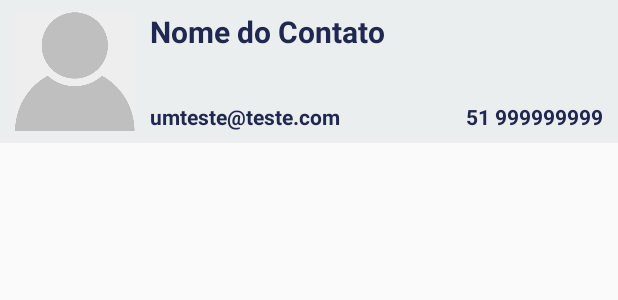
After one commit to gsposantos/RangoAmigoAndroid, an Android app: the layout item_contato.xml on its own in the app's theme, with its tools: preview values and no code run, on a phone screen of 412 x 824 dp. The commit adds this screen. Shown: the top 300 px of the screen. Run offline under Robolectric (Android 15) with nearby library versions, the phone set to English and light mode, and no system bars.

Commit message:
Adicionadas classes para consulta dos contatos do telefone

```diff
--- a/app/src/main/java/com/example/guilherme/rangoamigo/adapters/EventoAdapter.java
+++ b/app/src/main/java/com/example/guilherme/rangoamigo/adapters/EventoAdapter.java
@@ -49,9 +49,6 @@ public class EventoAdapter extends RecyclerView.Adapter {
         EventoViewHolder holder = (EventoViewHolder) viewHolder;
         Evento evento =  eventos.get(position);
 
-        /*TODO: Converter imagem base64 para drawable */
-        //holder.imgEvento.setBackground(ControleImagem.decodeBase64(evento.Imagem, context.getResources()));
-
         holder.imgEvento.setImageDrawable(ControleImagem.decodeBase64(evento.Imagem, context.getResources()));
 
         holder.codEvento = evento.CodEvento;
--- a/app/src/main/java/com/example/guilherme/rangoamigo/viewholders/EventoViewHolder.java
+++ b/app/src/main/java/com/example/guilherme/rangoamigo/viewholders/EventoViewHolder.java
@@ -38,8 +38,8 @@ public class EventoViewHolder extends RecyclerView.ViewHolder implements View.On
 
     @Override
     public void onClick(View view) {
+
         //Toast.makeText(view.getContext(), "Evento = " + String.valueOf(this.codEvento), Toast.LENGTH_SHORT).show();
-        /*TODO: Intent para tela de cadastro de evento*/
         Intent intent = new Intent(view.getContext(), DetalheEventoActivity.class);
         intent.putExtra("CodEvento", String.valueOf(this.codEvento));
             view.getContext().startActivity(intent);
--- /dev/null
+++ b/app/src/main/res/layout/item_contato.xml
@@ -0,0 +1,50 @@
+<?xml version="1.0" encoding="utf-8"?>
+<RelativeLayout
+    xmlns:android="http://schemas.android.com/apk/res/android"
+    xmlns:app="http://schemas.android.com/apk/res-auto"
+    android:orientation="vertical"
+    android:id="@+id/contato_container"
+    android:layout_width="match_parent"
+    android:layout_height="95dp"
+    android:background="@color/secondaryTextColor">
+
+
+    <ImageView
+        android:id="@+id/imageContato"
+        android:layout_width="80dp"
+        android:layout_height="80dp"
+        android:layout_alignParentStart="true"
+        android:layout_centerVertical="true"
+        android:layout_marginStart="10dp"
+        app:srcCompat="@drawable/icon_perfil" />
+
+    <TextView
+        android:id="@+id/txtNomeEvento"
+        style="@style/textoTituloLista"
+        android:layout_width="wrap_content"
+        android:layout_height="wrap_content"
+        android:layout_alignTop="@+id/imageContato"
+        android:layout_marginStart="10dp"
+        android:layout_toEndOf="@+id/imageContato"
+        android:text="Nome do Contato" />
+
+    <TextView
+        style="@style/textoLista"
+        android:id="@+id/txtEmail"
+        android:layout_width="wrap_content"
+        android:layout_height="wrap_content"
+        android:layout_alignBottom="@+id/imageContato"
+        android:layout_alignStart="@+id/txtNomeEvento"
+        android:text="umteste@teste.com" />
+
+    <TextView
+        style="@style/textoLista"
+        android:id="@+id/txtTelefone"
+        android:layout_width="wrap_content"
+        android:layout_height="wrap_content"
+        android:layout_alignBottom="@+id/txtEmail"
+        android:layout_alignParentEnd="true"
+        android:layout_marginEnd="10dp"
+        android:text="51 999999999" />
+
+</RelativeLayout>
```
Also changed, not shown: app/src/main/java/com/example/guilherme/rangoamigo/activities/DetalheEventoActivity.java (+3 -4 lines), app/src/main/java/com/example/guilherme/rangoamigo/adapters/ContatoAdapter.java (added, +62 -0 lines), app/src/main/java/com/example/guilherme/rangoamigo/models/Contato.java (added, +46 -0 lines), app/src/main/java/com/example/guilherme/rangoamigo/models/ContatoEmail.java (added, +15 -0 lines), app/src/main/java/com/example/guilherme/rangoamigo/models/ContatoFone.java (added, +15 -0 lines), app/src/main/java/com/example/guilherme/rangoamigo/utils/access/PesquisaContato.java (added, +162 -0 lines), app/src/main/java/com/example/guilherme/rangoamigo/viewholders/ContatoViewHolder.java (added, +26 -0 lines).
